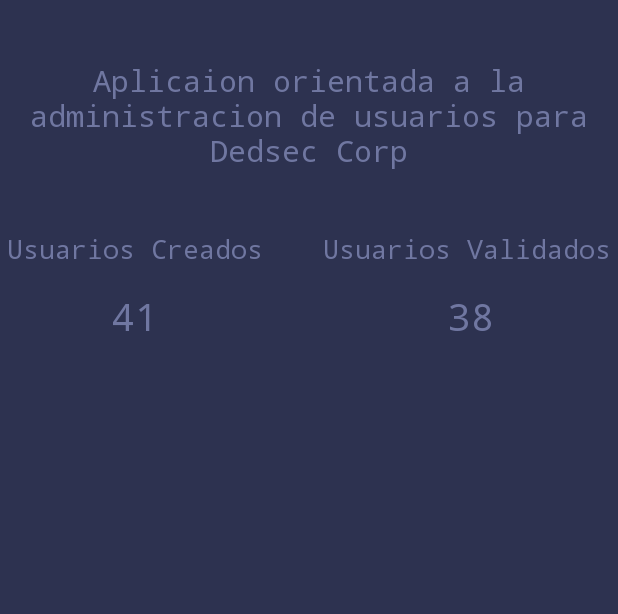
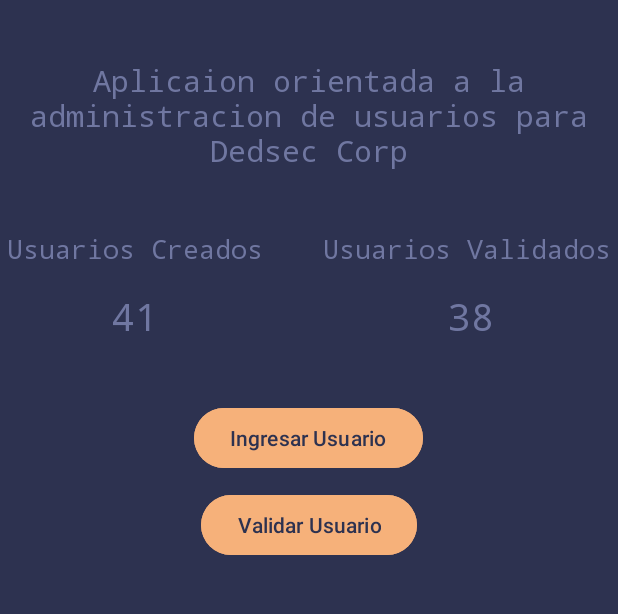
Before and after one commit to CiscoFsociety23/mobile.dedsec.cl, an Android app: the screen it shows after launch (MainActivity), on a phone screen of 412 x 824 dp, the part 119-733 px from its top. Run offline under Robolectric (Android 15) with nearby library versions, the phone set to English and light mode, and no system bars.

Commit message:
feat: adding buttons

```diff
--- a/app/src/main/res/layout/activity_main.xml
+++ b/app/src/main/res/layout/activity_main.xml
@@ -81,4 +81,23 @@
                 android:layout_marginStart="25dp" />
         </TableRow>
     </TableLayout>
+
+    <Button
+        android:layout_width="wrap_content"
+        android:layout_height="wrap_content"
+        android:layout_gravity="center"
+        android:text="@string/btn_ingress"
+        android:textColor="@color/dedsec_dark"
+        android:backgroundTint="@color/dedsec_aux"
+        android:layout_marginTop="40dp"/>
+
+    <Button
+        android:layout_width="wrap_content"
+        android:layout_height="wrap_content"
+        android:layout_gravity="center"
+        android:text="@string/btn_validate"
+        android:textColor="@color/dedsec_dark"
+        android:backgroundTint="@color/dedsec_aux"
+        android:layout_marginTop="10dp"/>
+
 </LinearLayout>
--- a/app/src/main/res/values/strings.xml
+++ b/app/src/main/res/values/strings.xml
@@ -6,5 +6,7 @@
     <string name="users_validated">Usuarios Validados</string>
     <string name="num_users_created">41</string>
     <string name="num_users_validated">38</string>
+    <string name="btn_ingress">Ingresar Usuario</string>
+    <string name="btn_validate">Validar Usuario</string>
 
 </resources>
```
